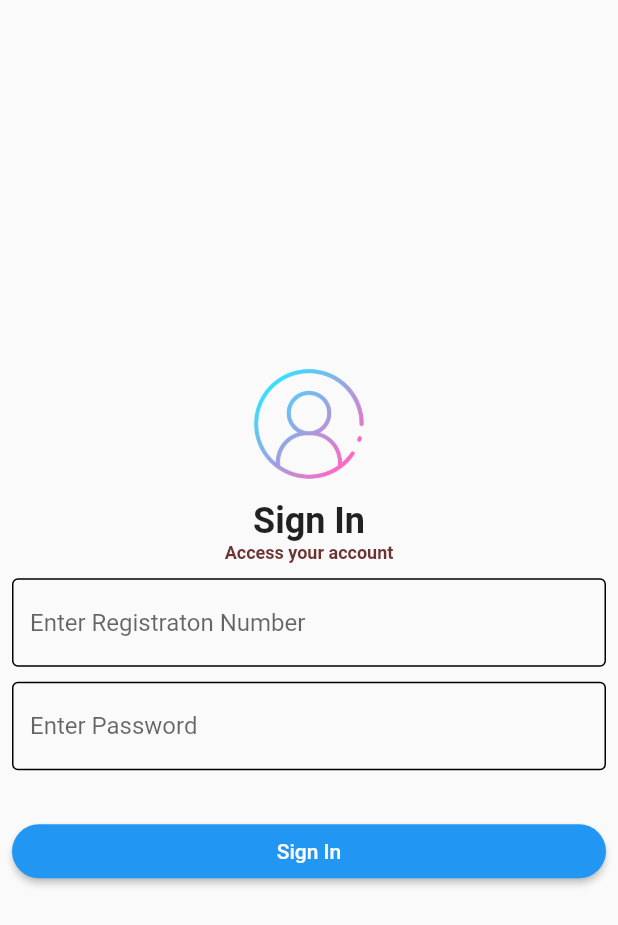
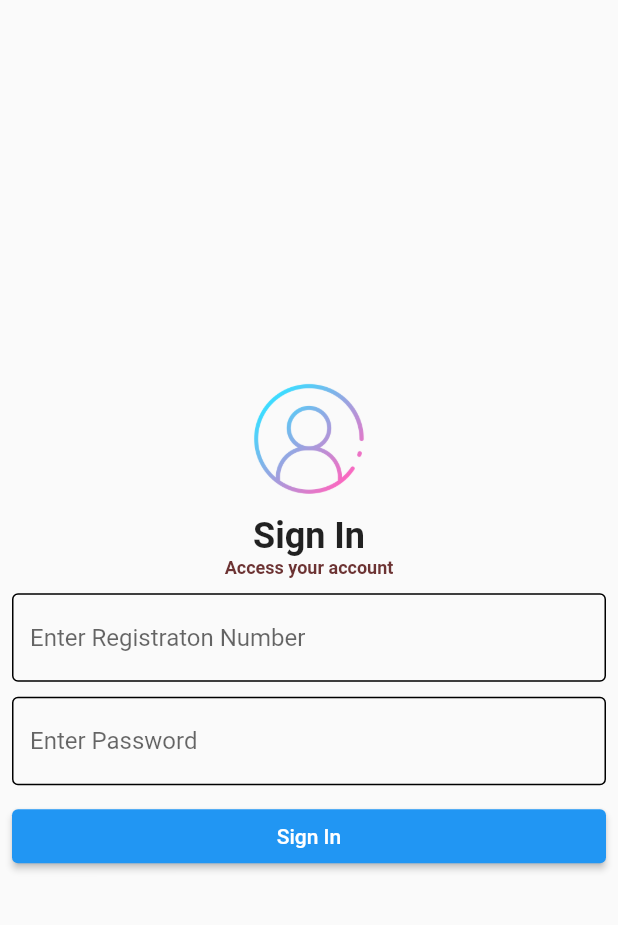
Before and after one commit to OA-Biswajit/Counter, a Flutter app: the screen it shows after launch, on a phone screen of 412 x 824 dp. Shown: the top 925 px of the screen. Run offline on Flutter 3.47's test engine with Material 2 defaults, Android fonts, the phone set to English and light mode, and no system bars; our stand-ins replace shared_preferences.

Commit message:
"Bug fixing"

```diff
--- a/lib/src/pages/splash.dart
+++ b/lib/src/pages/splash.dart
@@ -127,7 +127,7 @@ class _SplashScreenState extends State<SplashScreen> {
                     ),
                   ),
                    const SizedBox(
-                    height: 30,
+                  height: 10,
                 ),
                 SizedBox(
                   width: double.infinity,
@@ -135,8 +135,7 @@ class _SplashScreenState extends State<SplashScreen> {
                     onPressed: () {
                         tryLoggingThisUser();
                           },
-                      child: const Text('Sign In'),
-                      style: ElevatedButton.styleFrom(shape: StadiumBorder()),
+                    child: const Text("Sign In"),
                   ),
                 ),
 
```
Also changed, not shown: lib/src/pages/home/home.dart (+13 -11 lines). Lines whose indentation alone changed are shown as unchanged.
